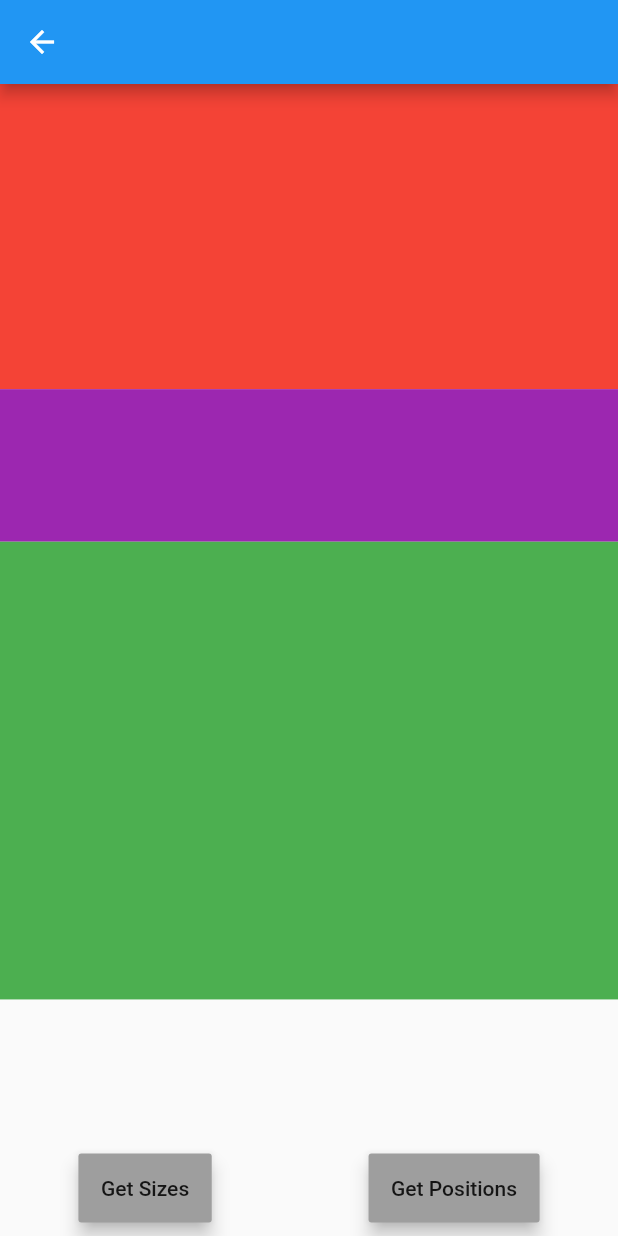
After one commit to goldvenus/Flutter-Sample, a Flutter app: the MainSizeAndPosition screen opened directly, on a phone screen of 412 x 824 dp. The commit adds this screen. Run offline on Flutter 3.47's test engine with Material 2 defaults, Android fonts, the phone set to English and light mode, and no system bars.

Commit message:
Size and Position sample

```diff
--- a/lib/main.dart
+++ b/lib/main.dart
@@ -3,6 +3,7 @@ import 'package:flutter_samples/collapsing_toolbar/main_collapsing_toolbar.dart'
 import 'package:flutter_samples/fetch_data/main_fetch_data.dart';
 import 'package:flutter_samples/hero_animations/main_hero_animations.dart';
 import 'package:flutter_samples/persistent_tabbar/main_persistent_tabbar.dart';
+import 'package:flutter_samples/size_and_position/main_size_and_position.dart';
 
 void main() => runApp(MaterialApp(
       theme: ThemeData(
@@ -57,6 +58,12 @@ class MyAppState extends State<MyApp> {
                 _onButtonTap(MainHeroAnimationsPage());
               },
             ),
+            MyMenuButton(
+              title: "Size and Positions",
+              actionTap: () {
+                _onButtonTap(MainSizeAndPosition());
+              },
+            ),
           ],
         ),
       ),
--- /dev/null
+++ b/lib/size_and_position/main_size_and_position.dart
@@ -0,0 +1,113 @@
+import 'package:flutter/material.dart';
+
+class MainSizeAndPosition extends StatefulWidget {
+  @override
+  _MainSizeAndPositionState createState() => _MainSizeAndPositionState();
+}
+
+class _MainSizeAndPositionState extends State<MainSizeAndPosition> {
+  GlobalKey _keyRed = GlobalKey();
+  GlobalKey _keyPurple = GlobalKey();
+  GlobalKey _keyGreen = GlobalKey();
+
+  _getSizes() {
+    final RenderBox renderBoxRed = _keyRed.currentContext.findRenderObject();
+    final sizeRed = renderBoxRed.size;
+
+    final RenderBox renderBoxPurple =
+        _keyPurple.currentContext.findRenderObject();
+    final sizePurple = renderBoxPurple.size;
+
+    final RenderBox renderBoxGreen =
+        _keyGreen.currentContext.findRenderObject();
+    final sizeGreen = renderBoxGreen.size;
+
+    print("SIZE of Red: $sizeRed");
+    print("SIZE of Purple: $sizePurple");
+    print("SIZE of Green: $sizeGreen");
+  }
+
+  _getPositions() {
+    final RenderBox renderBoxRed = _keyRed.currentContext.findRenderObject();
+    final positionRed = renderBoxRed.localToGlobal(Offset.zero);
+
+    final RenderBox renderBoxPurple =
+        _keyPurple.currentContext.findRenderObject();
+    final positionPurple = renderBoxPurple.localToGlobal(Offset.zero);
+
+    final RenderBox renderBoxGreen =
+        _keyGreen.currentContext.findRenderObject();
+    final positionGreen = renderBoxGreen.localToGlobal(Offset.zero);
+
+    print("POSITION of Red: $positionRed ");
+    print("POSITION of Purple: $positionPurple ");
+    print("POSITION of Green: $positionGreen ");
+  }
+
+  _afterLayout(_) {
+    _getSizes();
+    _getPositions();
+  }
+
+  @override
+  void initState() {
+    WidgetsBinding.instance.addPostFrameCallback(_afterLayout);
+    super.initState();
+  }
+
+  @override
+  Widget build(BuildContext context) {
+    return Scaffold(
+      appBar: AppBar(),
+      body: Column(
+        children: <Widget>[
+          Flexible(
+            flex: 2,
+            child: Container(
+              key: _keyRed,
+              color: Colors.red,
+            ),
+          ),
+          Flexible(
+            flex: 1,
+            child: Container(
+              key: _keyPurple,
+              color: Colors.purple,
+            ),
+          ),
+          Flexible(
+            flex: 3,
+            child: Container(
+              key: _keyGreen,
+              color: Colors.green,
+            ),
+          ),
+          Spacer(),
+          Padding(
+            padding: const EdgeInsets.only(bottom: 8.0),
+            child: Row(
+              mainAxisAlignment: MainAxisAlignment.spaceAround,
+              crossAxisAlignment: CrossAxisAlignment.center,
+              children: <Widget>[
+                MaterialButton(
+                  elevation: 5.0,
+                  padding: EdgeInsets.all(15.0),
+                  color: Colors.grey,
+                  child: Text("Get Sizes"),
+                  onPressed: _getSizes,
+                ),
+                MaterialButton(
+                  elevation: 5.0,
+                  color: Colors.grey,
+                  padding: EdgeInsets.all(15.0),
+                  child: Text("Get Positions"),
+                  onPressed: _getPositions,
+                )
+              ],
+            ),
+          )
+        ],
+      ),
+    );
+  }
+}
```
Also changed, not shown: pubspec.lock, 1 other file.
